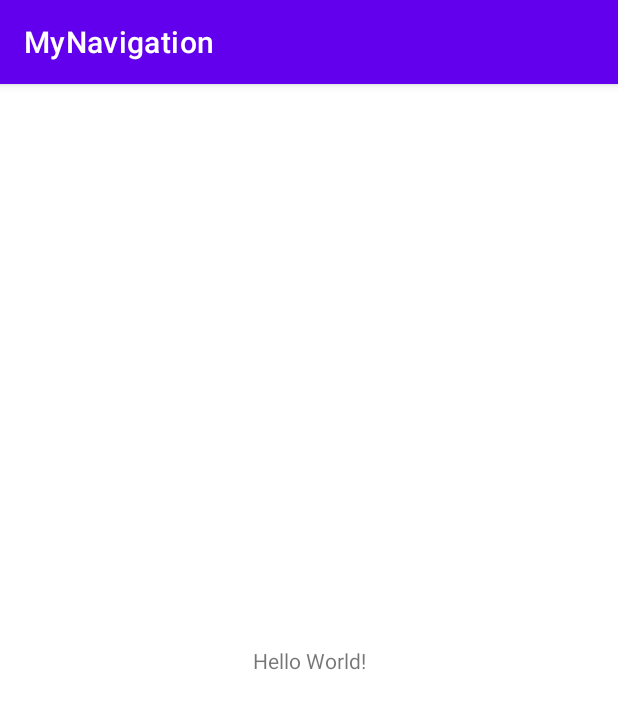
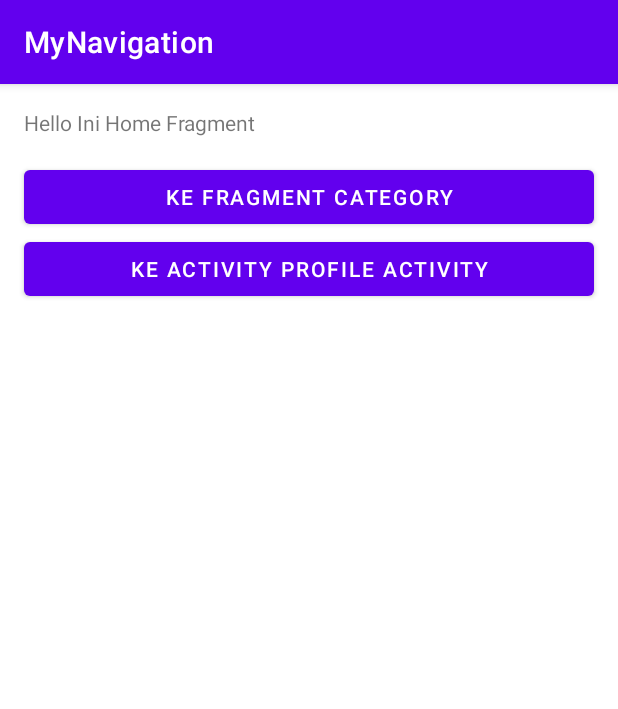
Before and after one commit to Ikhsannurhakiki/MyNavigation, an Android app: the screen it shows after launch (MainActivity), on a phone screen of 412 x 824 dp. Shown: the top 709 px of the screen. Run offline under Robolectric (Android 15) with nearby library versions, the phone set to English and light mode, and no system bars.

Commit message:
add fragment navigation and pass bundle data

```diff
--- a/app/src/main/AndroidManifest.xml
+++ b/app/src/main/AndroidManifest.xml
@@ -9,6 +9,7 @@
         android:roundIcon="@mipmap/ic_launcher_round"
         android:supportsRtl="true"
         android:theme="@style/Theme.MyNavigation">
+        <activity android:name=".ProfileActivity"></activity>
         <activity android:name=".MainActivity">
             <intent-filter>
                 <action android:name="android.intent.action.MAIN" />
--- /dev/null
+++ b/app/src/main/java/com/example/mynavigation/HomeFragment.kt
@@ -0,0 +1,39 @@
+package com.example.mynavigation
+
+import android.os.Bundle
+import androidx.fragment.app.Fragment
+import android.view.LayoutInflater
+import android.view.View
+import android.view.ViewGroup
+import androidx.navigation.Navigation
+import androidx.navigation.findNavController
+import com.example.mynavigation.databinding.FragmentHomeBinding
+
+
+class HomeFragment : Fragment() {
+    private var _binding: FragmentHomeBinding? = null
+    private val binding get() = _binding!!
+
+    override fun onCreateView(inflater: LayoutInflater, container: ViewGroup?, savedInstanceState: Bundle?): View {
+
+        _binding = FragmentHomeBinding.inflate(inflater, container, false)
+        val view = binding.root
+        return view
+    }
+
+    override fun onViewCreated(view: View, savedInstanceState: Bundle?) {
+        super.onViewCreated(view, savedInstanceState)
+
+        binding.btnCategory.setOnClickListener(
+            Navigation.createNavigateOnClickListener(R.id.action_homeFragment_to_categoryFragment)
+        )
+        binding.btnProfile.setOnClickListener { view ->
+            view.findNavController().navigate(R.id.action_homeFragment_to_profileActivity)
+        }
+    }
+
+    override fun onDestroy() {
+        super.onDestroy()
+        _binding = null
+    }
+}
--- a/app/src/main/res/layout/activity_main.xml
+++ b/app/src/main/res/layout/activity_main.xml
@@ -1,18 +1,17 @@
 <?xml version="1.0" encoding="utf-8"?>
-<androidx.constraintlayout.widget.ConstraintLayout xmlns:android="http://schemas.android.com/apk/res/android"
+<RelativeLayout xmlns:android="http://schemas.android.com/apk/res/android"
     xmlns:app="http://schemas.android.com/apk/res-auto"
     xmlns:tools="http://schemas.android.com/tools"
     android:layout_width="match_parent"
     android:layout_height="match_parent"
     tools:context=".MainActivity">
 
-    <TextView
-        android:layout_width="wrap_content"
-        android:layout_height="wrap_content"
-        android:text="Hello World!"
-        app:layout_constraintBottom_toBottomOf="parent"
-        app:layout_constraintLeft_toLeftOf="parent"
-        app:layout_constraintRight_toRightOf="parent"
-        app:layout_constraintTop_toTopOf="parent" />
+    <fragment
+        android:id="@+id/container"
+        android:name="androidx.navigation.fragment.NavHostFragment"
+        android:layout_width="match_parent"
+        android:layout_height="match_parent"
+        app:defaultNavHost="true"
+        app:navGraph="@navigation/main_navigation" />
 
-</androidx.constraintlayout.widget.ConstraintLayout>
+</RelativeLayout>
--- /dev/null
+++ b/app/src/main/res/layout/fragment_home.xml
@@ -0,0 +1,31 @@
+<?xml version="1.0" encoding="utf-8"?>
+<LinearLayout xmlns:android="http://schemas.android.com/apk/res/android"
+    xmlns:tools="http://schemas.android.com/tools"
+    android:layout_width="match_parent"
+    android:layout_height="match_parent"
+    android:orientation="vertical"
+    tools:context=".HomeFragment">
+
+    <TextView
+        android:layout_width="match_parent"
+        android:layout_height="wrap_content"
+        android:layout_margin="16dp"
+        android:text="@string/hello_home_fragment" />
+
+    <Button
+        android:id="@+id/btn_category"
+        android:layout_width="match_parent"
+        android:layout_height="wrap_content"
+        android:layout_marginLeft="16dp"
+        android:layout_marginRight="16dp"
+        android:text="@string/to_category" />
+
+    <Button
+        android:id="@+id/btn_profile"
+        android:layout_width="match_parent"
+        android:layout_height="wrap_content"
+        android:layout_marginLeft="16dp"
+        android:layout_marginRight="16dp"
+        android:text="@string/to_profile" />
+
+</LinearLayout>
--- /dev/null
+++ b/app/src/main/res/navigation/main_navigation.xml
@@ -0,0 +1,39 @@
+<?xml version="1.0" encoding="utf-8"?>
+<navigation xmlns:android="http://schemas.android.com/apk/res/android"
+    xmlns:app="http://schemas.android.com/apk/res-auto"
+    xmlns:tools="http://schemas.android.com/tools"
+    android:id="@+id/main_navigation"
+    app:startDestination="@id/homeFragment">
+
+    <fragment
+        android:id="@+id/homeFragment"
+        android:name="com.example.mynavigation.HomeFragment"
+        android:label="fragment_home"
+        tools:layout="@layout/fragment_home" >
+        <action
+            android:id="@+id/action_homeFragment_to_categoryFragment"
+            app:destination="@id/categoryFragment" />
+        <action
+            android:id="@+id/action_homeFragment_to_profileActivity"
+            app:destination="@id/profileActivity" />
+    </fragment>
+    <fragment
+        android:id="@+id/categoryFragment"
+        android:name="com.example.mynavigation.CategoryFragment"
+        android:label="fragment_category"
+        tools:layout="@layout/fragment_category" >
+        <action
+            android:id="@+id/action_categoryFragment_to_detailCategoryFragment"
+            app:destination="@id/detailCategoryFragment" />
+    </fragment>
+    <activity
+        android:id="@+id/profileActivity"
+        android:name="com.example.mynavigation.ProfileActivity"
+        android:label="activity_profile"
+        tools:layout="@layout/activity_profile" />
+    <fragment
+        android:id="@+id/detailCategoryFragment"
+        android:name="com.example.mynavigation.DetailCategoryFragment"
+        android:label="fragment_detail_category"
+        tools:layout="@layout/fragment_detail_category" />
+</navigation>
--- a/app/src/main/res/values/strings.xml
+++ b/app/src/main/res/values/strings.xml
@@ -1,3 +1,14 @@
 <resources>
     <string name="app_name">MyNavigation</string>
+    <string name="hello_blank_fragment">Hello blank fragment</string>
+    <string name="hello_home_fragment">Hello Ini Home Fragment</string>
+    <string name="to_profile">Ke Activity Profile Activity</string>
+    <string name="to_category">Ke fragment Category</string>
+    <string name="this_profile">Ini activity Profile</string>
+    <string name="this_category">Ini fragment Category</string>
+    <string name="category_lifestyle">Ke fragment Lifestyle</string>
+    <string name="category_sport">Ke fragment Sport</string>
+    <string name="category_name">Category Name</string>
+    <string name="category_description">Category Description</string>
+    <string name="to_home">Ke fragment Home</string>
 </resources>
```
Also changed, not shown: app/build.gradle (+8 -0 lines), app/src/main/java/com/example/mynavigation/CategoryFragment.kt (added, +43 -0 lines), app/src/main/java/com/example/mynavigation/DetailCategoryFragment.kt (added, +39 -0 lines), app/src/main/java/com/example/mynavigation/ProfileActivity.kt (added, +11 -0 lines), app/src/main/res/layout/activity_profile.xml (added, +14 -0 lines), app/src/main/res/layout/fragment_category.xml (added, +21 -0 lines), app/src/main/res/layout/fragment_detail_category.xml (added, +22 -0 lines).
